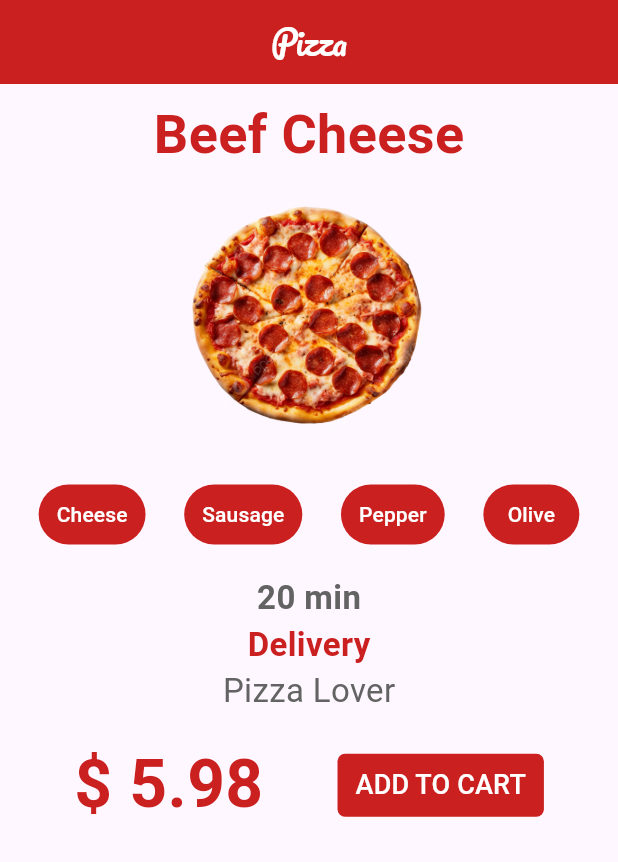
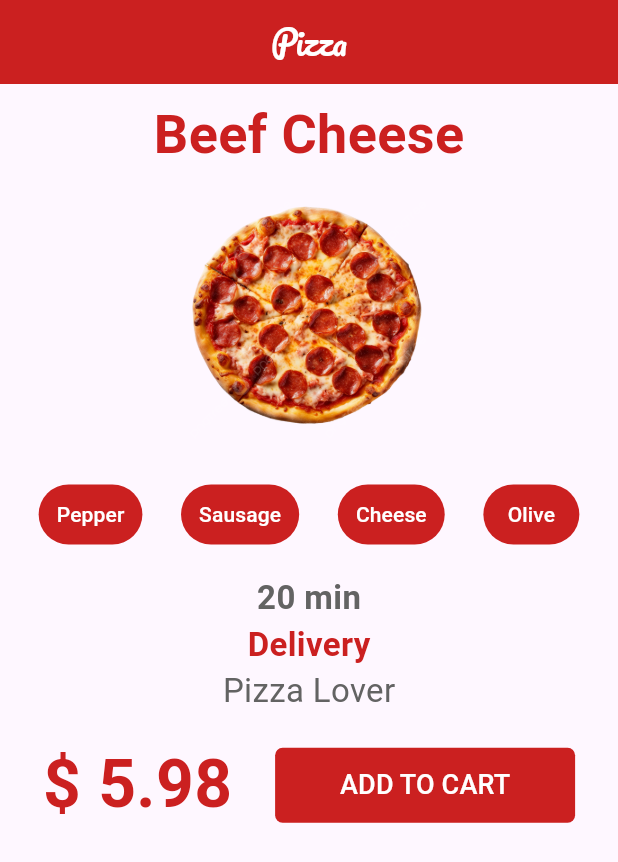
Before and after one commit to halillcam/Flutter_Ogreniyorum, a Flutter app: the screen it shows after launch, on a phone screen of 412 x 824 dp. Shown: the top 862 px of the screen. Run offline on Flutter 3.47's test engine with Material 3 defaults, Android fonts, the phone set to English and light mode, and no system bars.

Commit message:
SizedBox ve Buttonlar için Custom Widget oluşturulup projeye eklendi

```diff
--- a/flutter_ogreniyorum/lib/anasayfa.dart
+++ b/flutter_ogreniyorum/lib/anasayfa.dart
@@ -24,8 +24,16 @@ class _AnasayfaState extends State<Anasayfa> {
           child: Text("Beef Cheese",style: TextStyle(fontSize: 36,color: Anarenk,fontWeight: FontWeight.bold),),
 
           ),
-           Container(width: 250,height: 180,
-           child: Image.asset("images/pizza.png"),),
+
+          SizedBox(
+            width: 250, height: 180,
+            child: Image.asset("images/pizza.png")
+          ),
+
+
+           /*Container(width: 250,height: 180,
+           child: Image.asset("images/pizza.png")
+           ),*/
 
           //Image.asset("images/pizza.png"),
 
@@ -33,6 +41,13 @@ class _AnasayfaState extends State<Anasayfa> {
            child: Row( mainAxisAlignment: MainAxisAlignment.spaceEvenly,
 
             children: [
+
+              My_Button_Widget("Pepper"),
+              My_Button_Widget("Sausage"),
+              My_Button_Widget("Cheese"),
+              My_Button_Widget("Olive"),
+
+              /*
               TextButton(onPressed: (){},
                style: TextButton.styleFrom(backgroundColor: Anarenk),
                child:  Text("Cheese",style: TextStyle(color: yaziRenk1),),
@@ -51,7 +66,7 @@ class _AnasayfaState extends State<Anasayfa> {
                TextButton(onPressed: (){},
                style: TextButton.styleFrom(backgroundColor: Anarenk),
                child: Text("Olive",style: TextStyle(color: yaziRenk1),),
-               ),
+               ),*/
             ],
           )
           ),
@@ -62,6 +77,7 @@ class _AnasayfaState extends State<Anasayfa> {
                 Text("20 min",style: TextStyle(color: yaziRenk2,fontSize: 22,fontWeight: FontWeight.bold),),
                 Text("Delivery",style: TextStyle(color: Anarenk,fontSize: 22,fontWeight: FontWeight.bold),),
                 Text("Pizza Lover",style: TextStyle(color: yaziRenk2,fontSize: 22,),),
+
               ],
           ),
           ),
@@ -72,16 +88,36 @@ class _AnasayfaState extends State<Anasayfa> {
             children: [
               Text("\$ 5.98",style: TextStyle(fontSize: 44,color: Anarenk,fontWeight: FontWeight.bold),),
               //const Spacer(), bununla ikisi arasında ki mesafeyi uzatırız yani birini sağ koseye yapıstırırız digerınıde sol koseye
-              TextButton(onPressed: (){},
+
+              SizedBox( width: 200, height: 50,
+              child: TextButton(onPressed: (){},
                style: TextButton.styleFrom(backgroundColor: Anarenk,
                shape: const RoundedRectangleBorder(borderRadius: BorderRadius.all(Radius.circular(5)))
                ),
                child: Text("ADD TO CART",style: TextStyle(color: yaziRenk1,fontSize: 18,),),
                ),
+              ),
             ],
-          )
+
+          ),
         ],
+
       ),
       );
   }
 }
+
+class My_Button_Widget extends StatelessWidget {
+
+  String text;
+
+  My_Button_Widget(this.text);
+
+  @override
+  Widget build(BuildContext context) {
+    return TextButton(onPressed: (){},
+               style: TextButton.styleFrom(backgroundColor: Anarenk),
+               child:  Text(text,style: TextStyle(color: yaziRenk1),),
+               );
+  }
+}
```
